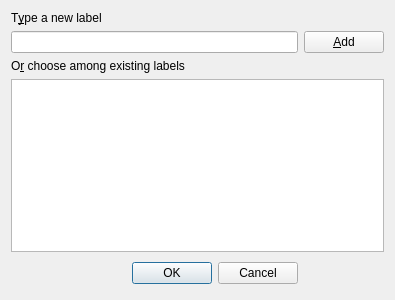
Old version of the form src/corelibs/U2Designer/src/ui/EditBreakpointLabelsDialog.ui in the repository violethaze74/ugene.
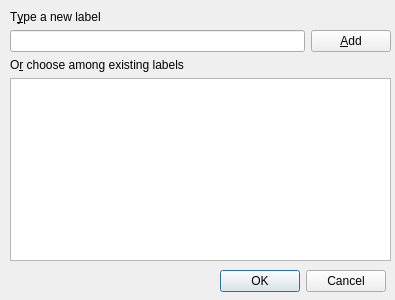
New version of the form.

Commit message: Help system for all dialogs, UI improvements for all dialogs.

```diff
--- a/src/corelibs/U2Designer/src/ui/EditBreakpointLabelsDialog.ui
+++ b/src/corelibs/U2Designer/src/ui/EditBreakpointLabelsDialog.ui
@@ -19,63 +19,43 @@
   <property name="windowTitle">
    <string>Edit breakpoint labels</string>
   </property>
-  <layout class="QGridLayout" name="gridLayout_2">
+  <widget class="QDialogButtonBox" name="buttonBox">
+   <property name="geometry">
+    <rect>
+     <x>5</x>
+     <y>270</y>
+     <width>381</width>
+     <height>23</height>
+    </rect>
+   </property>
+   <property name="standardButtons">
+    <set>QDialogButtonBox::Cancel|QDialogButtonBox::Ok</set>
+   </property>
+  </widget>
+  <widget class="QWidget" name="layoutWidget">
+   <property name="geometry">
+    <rect>
+     <x>10</x>
+     <y>10</y>
+     <width>381</width>
+     <height>251</height>
+    </rect>
+   </property>
+   <layout class="QGridLayout" name="gridLayout">
    <item row="0" column="0">
-    <layout class="QGridLayout" name="mainGridLayout">
-     <item row="4" column="1">
-      <widget class="QPushButton" name="okButton">
+     <widget class="QLabel" name="typeNewLabel">
        <property name="text">
-        <string>OK</string>
-       </property>
-      </widget>
-     </item>
-     <item row="4" column="2">
-      <widget class="QPushButton" name="cancelButton">
-       <property name="text">
-        <string>Cancel</string>
-       </property>
-      </widget>
-     </item>
-     <item row="4" column="0">
-      <spacer name="spacer">
-       <property name="orientation">
-        <enum>Qt::Horizontal</enum>
-       </property>
-       <property name="sizeHint" stdset="0">
-        <size>
-         <width>131</width>
-         <height>31</height>
-        </size>
-       </property>
-      </spacer>
-     </item>
-     <item row="4" column="3">
-      <spacer name="horizontalSpacer">
-       <property name="orientation">
-        <enum>Qt::Horizontal</enum>
-       </property>
-       <property name="sizeHint" stdset="0">
-        <size>
-         <width>40</width>
-         <height>20</height>
-        </size>
-       </property>
-      </spacer>
-     </item>
-     <item row="3" column="0" colspan="4">
-      <widget class="QListWidget" name="labelList"/>
-     </item>
-     <item row="2" column="0" colspan="4">
-      <widget class="QLabel" name="chooseExistingLabel">
-       <property name="text">
-        <string>O&amp;r choose among existing labels</string>
+       <string>T&amp;ype a new label</string>
        </property>
        <property name="buddy">
         <cstring>labelList</cstring>
        </property>
       </widget>
      </item>
-     <item row="1" column="3">
+    <item row="1" column="0">
+     <widget class="QLineEdit" name="newLabelEdit"/>
+    </item>
+    <item row="1" column="1">
       <widget class="QPushButton" name="addLabelButton">
        <property name="sizePolicy">
         <sizepolicy hsizetype="Minimum" vsizetype="Fixed">
@@ -88,22 +68,21 @@
        </property>
       </widget>
      </item>
-     <item row="1" column="0" colspan="3">
-      <widget class="QLineEdit" name="newLabelEdit"/>
-     </item>
-     <item row="0" column="0" colspan="4">
-      <widget class="QLabel" name="typeNewLabel">
+    <item row="2" column="0">
+     <widget class="QLabel" name="chooseExistingLabel">
        <property name="text">
-        <string>T&amp;ype a new label</string>
+       <string>O&amp;r choose among existing labels</string>
        </property>
        <property name="buddy">
         <cstring>newLabelEdit</cstring>
        </property>
       </widget>
      </item>
-    </layout>
-   </item>
-  </layout>
+    <item row="3" column="0" colspan="2">
+     <widget class="QListWidget" name="labelList"/>
+    </item>
+   </layout>
+  </widget>
  </widget>
  <tabstops>
   <tabstop>okButton</tabstop>
```
Left out of the diff: 6 changed lines with no effect on the pictures. Lines whose indentation alone changed are shown as unchanged. The commit also changes 309 other files.
